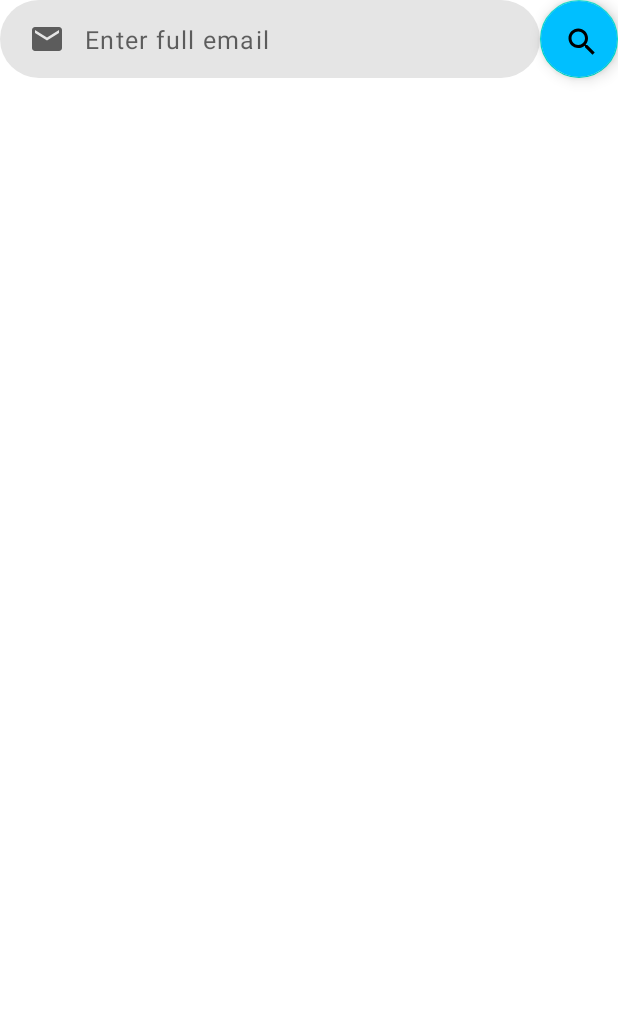
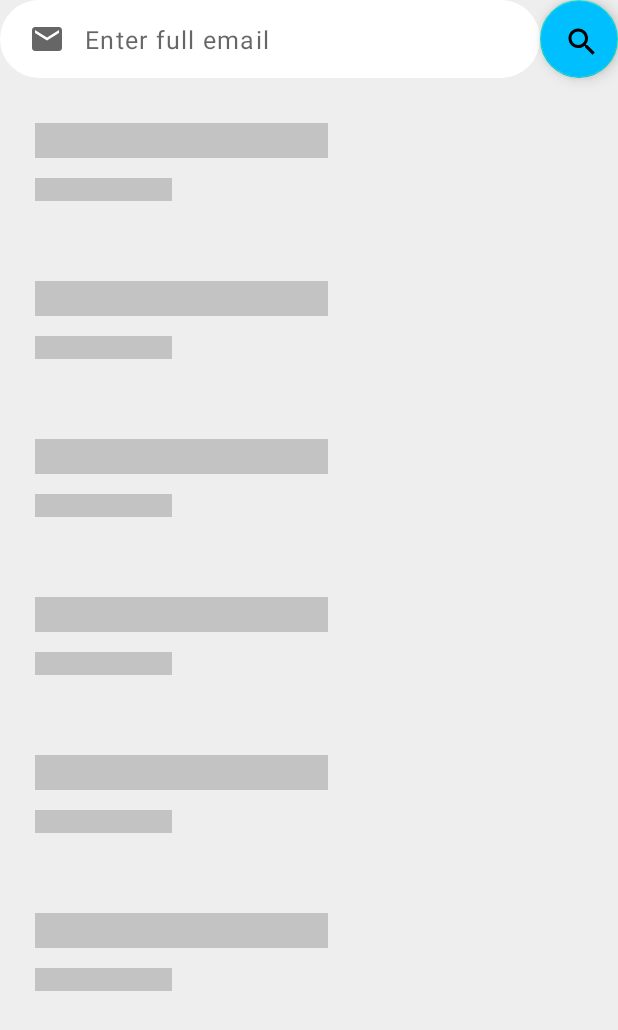
Before and after one commit to raushankit/ILights, an Android app: the layout fragment_manage_user.xml on its own in the app's theme, with its tools: preview values and no code run, on a phone screen of 412 x 824 dp. Shown: the top 1030 px of the screen. Run offline under Robolectric (Android 15) with nearby library versions, the phone set to English and light mode, and no system bars.

Commit message:
changed progress bar to shimmer

```diff
--- a/app/src/main/java/com/raushankit/ILghts/SettingsActivity.java
+++ b/app/src/main/java/com/raushankit/ILghts/SettingsActivity.java
@@ -342,7 +342,7 @@ public class SettingsActivity extends AppCompatActivity implements PreferenceFra
                         if(verifyEmailPreference != null) verifyEmailPreference.setSummary(R.string.email_verified);
                     }
                     else if(value.equals(InfoType.ADMIN_VISIBILITY) || value.equals(InfoType.ADMIN_INVISIBILITY)){
-                        if(adminCategory != null) adminCategory.setEnabled(value.equals(InfoType.ADMIN_VISIBILITY));
+                        if(adminCategory != null) adminCategory.setVisible(value.equals(InfoType.ADMIN_VISIBILITY));
                     }
                 }else if(value instanceof VersionInfo){
                     if(updatePreference != null){
--- a/app/src/main/res/drawable/custom_edit_text.xml
+++ b/app/src/main/res/drawable/custom_edit_text.xml
@@ -4,7 +4,7 @@
     <!--The outline turns to colorPrimary when the EditText is in focus-->
     <item android:state_enabled="true" android:state_focused="true">
         <shape android:shape="rectangle">
-            <solid android:color="@color/custom_edit_text_background" />
+            <solid android:color="@color/pin_item_background" />
             <corners android:radius="@dimen/_122sdp" />
         </shape>
     </item>
@@ -12,7 +12,7 @@
     <!--The outline turns to grey when the EditText is out of focus-->
     <item android:state_enabled="true">
         <shape android:shape="rectangle">
-            <solid android:color="@color/custom_edit_text_background" />
+            <solid android:color="@color/pin_item_background" />
             <corners android:radius="@dimen/_122sdp" />
         </shape>
     </item>
--- a/app/src/main/res/layout/fragment_manage_user.xml
+++ b/app/src/main/res/layout/fragment_manage_user.xml
@@ -4,6 +4,7 @@
     xmlns:tools="http://schemas.android.com/tools"
     android:layout_width="match_parent"
     android:layout_height="match_parent"
+    android:background="@color/controller_background"
     tools:context=".fragments.settings.ManageUserFragment">
 
     <EditText
@@ -39,27 +40,38 @@
         app:layout_constraintTop_toTopOf="parent"
         android:contentDescription="@string/email_search_hint" />
 
-    <ProgressBar
-        android:id="@+id/manage_user_progress_bar"
-        style="?android:attr/progressBarStyleHorizontal"
+    <com.facebook.shimmer.ShimmerFrameLayout
+        android:id="@+id/manage_user_shimmer_frame"
         android:layout_width="match_parent"
-        android:layout_height="@dimen/_20sdp"
-        android:indeterminate="true"
-        app:layout_constraintTop_toBottomOf="@id/manage_user_edit_text"
+        android:layout_height="wrap_content"
+        android:animateLayoutChanges="true"
+        android:animationCache="true"
+        android:visibility="visible"
+        app:shimmer_auto_start="true"
+        app:shimmer_repeat_mode="restart"
+        app:layout_constraintEnd_toEndOf="parent"
         app:layout_constraintStart_toStartOf="parent"
-        android:indeterminateTint="@color/circular_progress_color"
-        android:indeterminateTintMode="src_atop"
-        android:visibility="gone"
-        app:layout_constraintEnd_toEndOf="parent" />
+        app:layout_constraintTop_toBottomOf="@+id/manage_user_edit_text">
+        <LinearLayout
+            android:layout_width="match_parent"
+            android:layout_height="wrap_content"
+            android:orientation="vertical">
+            <include layout="@layout/user_list_item_shimmer"/>
+            <include layout="@layout/user_list_item_shimmer"/>
+            <include layout="@layout/user_list_item_shimmer"/>
+            <include layout="@layout/user_list_item_shimmer"/>
+            <include layout="@layout/user_list_item_shimmer"/>
+            <include layout="@layout/user_list_item_shimmer"/>
+        </LinearLayout>
+    </com.facebook.shimmer.ShimmerFrameLayout>
 
     <androidx.recyclerview.widget.RecyclerView
         android:id="@+id/manage_users_list_recyclerview"
         android:layout_width="match_parent"
         android:layout_height="0dp"
-        android:layout_marginTop="@dimen/_20sdp"
+        android:layout_marginTop="@dimen/_10sdp"
         android:paddingStart="@dimen/_3sdp"
         android:paddingEnd="@dimen/_3sdp"
-        app:flow_verticalGap="@dimen/_50sdp"
         app:layout_constraintTop_toBottomOf="@+id/manage_user_edit_text"
         app:layout_constraintBottom_toBottomOf="parent"
         app:layoutManager="androidx.recyclerview.widget.LinearLayoutManager"
--- /dev/null
+++ b/app/src/main/res/layout/user_list_item_shimmer.xml
@@ -0,0 +1,23 @@
+<?xml version="1.0" encoding="utf-8"?>
+<LinearLayout xmlns:android="http://schemas.android.com/apk/res/android"
+    android:layout_width="match_parent"
+    android:orientation="vertical"
+    android:padding="@dimen/_18sdp"
+    android:layout_marginTop="@dimen/_5sdp"
+    android:layout_height="wrap_content">
+
+    <View
+        android:id="@+id/frag_user_list_item_shimmer_title"
+        android:layout_width="@dimen/_150sdp"
+        android:layout_height="@dimen/_18sdp"
+        android:background="@color/pin_item_shimmer_frame" />
+
+    <View
+        android:id="@+id/frag_user_list_item_shimmer_switch"
+        android:layout_width="@dimen/_70sdp"
+        android:layout_height="@dimen/_12sdp"
+        android:layout_marginEnd="@dimen/_15sdp"
+        android:background="@color/pin_item_shimmer_frame"
+        android:layout_marginTop="@dimen/_10sdp"/>
+
+</LinearLayout>
--- a/app/src/main/res/values/colors.xml
+++ b/app/src/main/res/values/colors.xml
@@ -38,7 +38,7 @@
     <color name="controller_background">#eeeeee</color>
     <color name="pin_item_background">@color/white</color>
     <color name="pin_item_switch_track">#dedede</color>
-    <color name="pin_item_shimmer_frame">#b3b3b3</color>
+    <color name="pin_item_shimmer_frame">#c3c3c3</color>
     <color name="pin_item_switch_thumb">@color/white</color>
     <color name="controller_title_status_offline_background">#ee0000</color>
     <color name="controller_title_status_online_background">#00cc00</color>
--- a/app/src/main/res/xml/root_preferences.xml
+++ b/app/src/main/res/xml/root_preferences.xml
@@ -43,7 +43,7 @@
     </PreferenceCategory>
 
     <PreferenceCategory
-        android:enabled="true"
+        app:isPreferenceVisible="false"
         app:iconSpaceReserved="false"
         app:key="admin_category"
         app:title="@string/admin_header">
@@ -53,7 +53,7 @@
             app:entries="@array/admin_search_entries"
             app:entryValues="@array/admin_search_values"
             app:key="admin_search"
-            app:defaultValue="by_email"
+            app:defaultValue="by_name"
             app:dialogTitle="Search Users"
             app:title="@string/search_users"
             app:useSimpleSummaryProvider="true" />
```
Also changed, not shown: app/src/main/java/com/raushankit/ILghts/fragments/settings/ChangeName.java (+0 -7 lines), app/src/main/java/com/raushankit/ILghts/fragments/settings/ManageUserFragment.java (+10 -8 lines), app/src/main/res/layout/manage_users_recycler_list_item.xml (+13 -7 lines).
